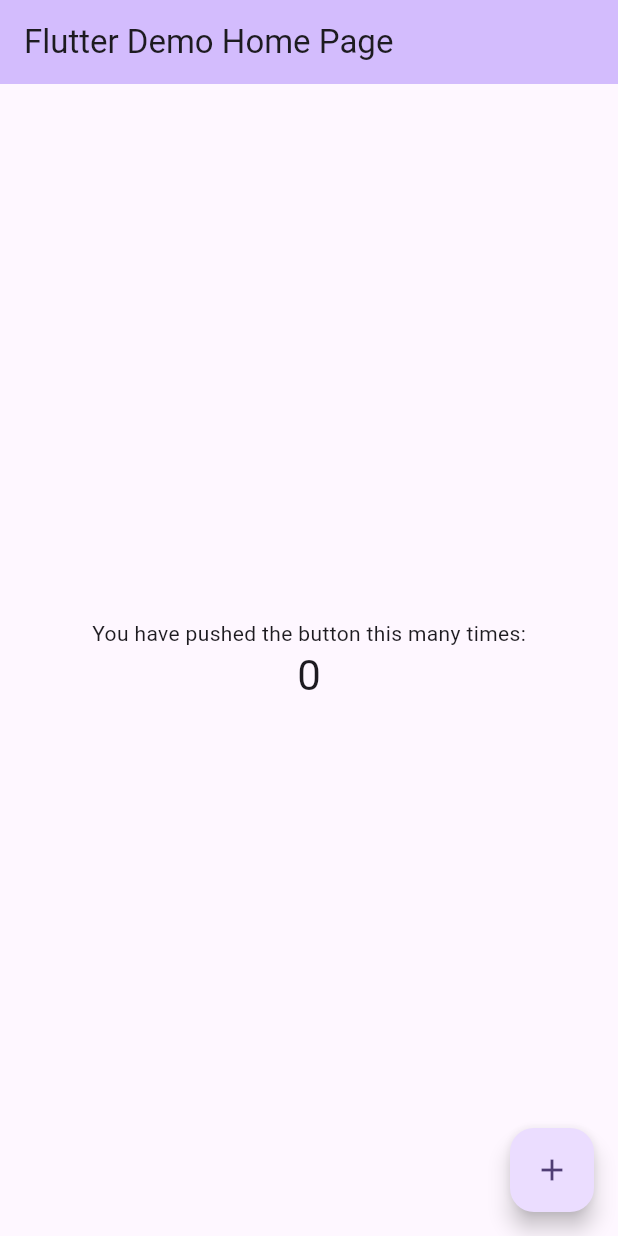
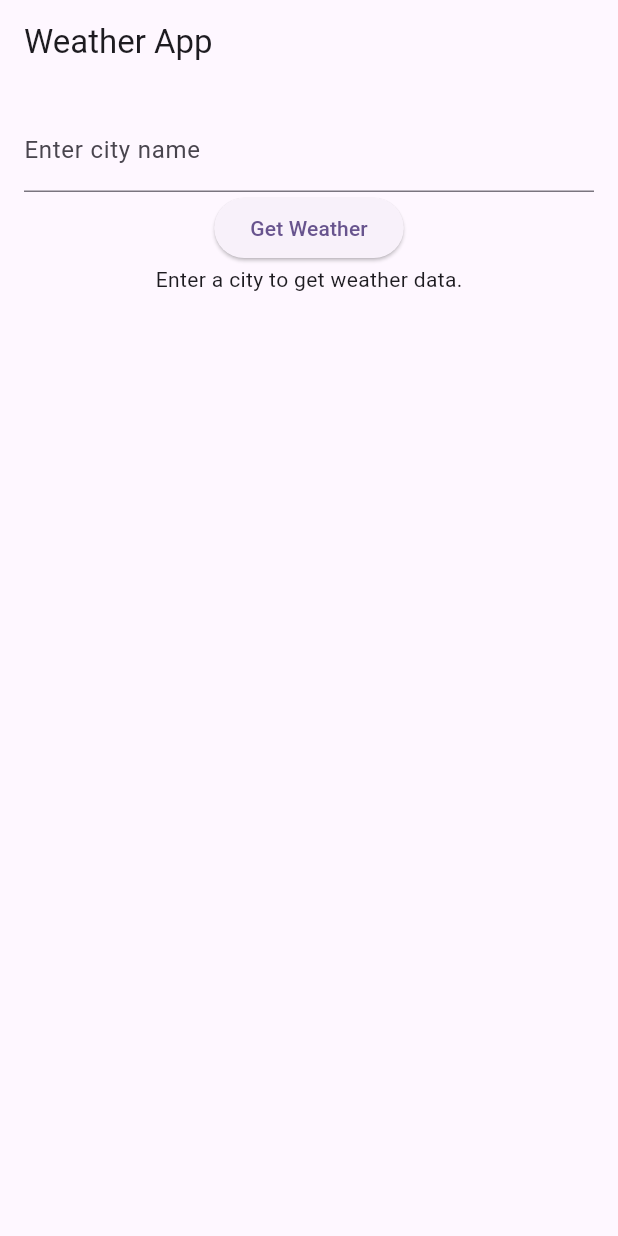
Before and after one commit to swapnil-up/weather_app, a Flutter app: the screen it shows after launch, on a phone screen of 412 x 824 dp. Run offline on Flutter 3.47's test engine with Material 3 defaults, Android fonts, the phone set to English and light mode, and no system bars; our stand-ins replace flutter_dotenv.

Commit message:
Getting temp and description from the weatherapi.

```diff
--- a/lib/main.dart
+++ b/lib/main.dart
@@ -1,7 +1,21 @@
 import 'package:flutter/material.dart';
+import 'package:flutter_dotenv/flutter_dotenv.dart';
+import 'package:provider/provider.dart';
+import 'package:weather_app/providers/weather_provider.dart';
+import 'package:weather_app/screens/home_screen.dart';
 
-void main() {
-  runApp(const MyApp());
+void main() async {
+  await dotenv.load(fileName: ".env");
+  runApp(
+    MultiProvider(
+      providers: [
+        ChangeNotifierProvider(
+          create: (_) => WeatherProvider(),
+        ),
+      ],
+      child: const MyApp(),
+    ),
+  );
 }
 
 class MyApp extends StatelessWidget {
@@ -11,115 +25,12 @@ class MyApp extends StatelessWidget {
   @override
   Widget build(BuildContext context) {
     return MaterialApp(
-      title: 'Flutter Demo',
+      title: 'Weather App',
       theme: ThemeData(
-        // This is the theme of your application.
-        //
-        // TRY THIS: Try running your application with "flutter run". You'll see
-        // the application has a purple toolbar. Then, without quitting the app,
-        // try changing the seedColor in the colorScheme below to Colors.green
-        // and then invoke "hot reload" (save your changes or press the "hot
-        // reload" button in a Flutter-supported IDE, or press "r" if you used
-        // the command line to start the app).
-        //
-        // Notice that the counter didn't reset back to zero; the application
-        // state is not lost during the reload. To reset the state, use hot
-        // restart instead.
-        //
-        // This works for code too, not just values: Most code changes can be
-        // tested with just a hot reload.
         colorScheme: ColorScheme.fromSeed(seedColor: Colors.deepPurple),
         useMaterial3: true,
       ),
-      home: const MyHomePage(title: 'Flutter Demo Home Page'),
+      home: HomeScreen(),
     );
   }
 }
-
-class MyHomePage extends StatefulWidget {
-  const MyHomePage({super.key, required this.title});
-
-  // This widget is the home page of your application. It is stateful, meaning
-  // that it has a State object (defined below) that contains fields that affect
-  // how it looks.
-
-  // This class is the configuration for the state. It holds the values (in this
-  // case the title) provided by the parent (in this case the App widget) and
-  // used by the build method of the State. Fields in a Widget subclass are
-  // always marked "final".
-
-  final String title;
-
-  @override
-  State<MyHomePage> createState() => _MyHomePageState();
-}
-
-class _MyHomePageState extends State<MyHomePage> {
-  int _counter = 0;
-
-  void _incrementCounter() {
-    setState(() {
-      // This call to setState tells the Flutter framework that something has
-      // changed in this State, which causes it to rerun the build method below
-      // so that the display can reflect the updated values. If we changed
-      // _counter without calling setState(), then the build method would not be
-      // called again, and so nothing would appear to happen.
-      _counter++;
-    });
-  }
-
-  @override
-  Widget build(BuildContext context) {
-    // This method is rerun every time setState is called, for instance as done
-    // by the _incrementCounter method above.
-    //
-    // The Flutter framework has been optimized to make rerunning build methods
-    // fast, so that you can just rebuild anything that needs updating rather
-    // than having to individually change instances of widgets.
-    return Scaffold(
-      appBar: AppBar(
-        // TRY THIS: Try changing the color here to a specific color (to
-        // Colors.amber, perhaps?) and trigger a hot reload to see the AppBar
-        // change color while the other colors stay the same.
-        backgroundColor: Theme.of(context).colorScheme.inversePrimary,
-        // Here we take the value from the MyHomePage object that was created by
-        // the App.build method, and use it to set our appbar title.
-        title: Text(widget.title),
-      ),
-      body: Center(
-        // Center is a layout widget. It takes a single child and positions it
-        // in the middle of the parent.
-        child: Column(
-          // Column is also a layout widget. It takes a list of children and
-          // arranges them vertically. By default, it sizes itself to fit its
-          // children horizontally, and tries to be as tall as its parent.
-          //
-          // Column has various properties to control how it sizes itself and
-          // how it positions its children. Here we use mainAxisAlignment to
-          // center the children vertically; the main axis here is the vertical
-          // axis because Columns are vertical (the cross axis would be
-          // horizontal).
-          //
-          // TRY THIS: Invoke "debug painting" (choose the "Toggle Debug Paint"
-          // action in the IDE, or press "p" in the console), to see the
-          // wireframe for each widget.
-          mainAxisAlignment: MainAxisAlignment.center,
-          children: <Widget>[
-            const Text(
-              'You have pushed the button this many times:',
-            ),
-            Text(
-              '$_counter',
-              style: Theme.of(context).textTheme.headlineMedium,
-            ),
-          ],
-        ),
-      ),
-      floatingActionButton: FloatingActionButton(
-        onPressed: _incrementCounter,
-        tooltip: 'Increment',
-        child: const Icon(Icons.add),
-      ), // This trailing comma makes auto-formatting nicer for build methods.
-    );
-  }
-}
--- /dev/null
+++ b/lib/models/weather.dart
@@ -0,0 +1,16 @@
+class Weather {
+  final double temperature;
+  final String description;
+
+  Weather({
+    required this.temperature,
+    required this.description,
+  });
+
+  factory Weather.fromJson(Map<String, dynamic> json) {
+    return Weather(
+      temperature: json['current']['temp_c'],
+      description: json['current']['condition']['text'],
+    );
+  }
+}
--- /dev/null
+++ b/lib/providers/weather_provider.dart
@@ -0,0 +1,27 @@
+import 'package:flutter/material.dart';
+import 'package:weather_app/models/weather.dart';
+import 'package:weather_app/services/weather_service.dart';
+
+class WeatherProvider with ChangeNotifier {
+  Weather? _weather;
+  bool _isLoading = false;
+
+  Weather? get weather => _weather;
+  bool get isLoading => _isLoading;
+
+  final WeatherService _weatherService = WeatherService();
+
+  Future<void> getWeather(String city) async {
+    _isLoading = true;
+    notifyListeners();
+
+    try {
+      _weather = await _weatherService.fetchWeather(city);
+    } catch (e) {
+      print("Error fetching weather: $e");
+    } finally {
+      _isLoading = false;
+      notifyListeners();
+    }
+  }
+}
--- /dev/null
+++ b/lib/screens/home_screen.dart
@@ -0,0 +1,49 @@
+import 'package:flutter/material.dart';
+import 'package:provider/provider.dart';
+import '../providers/weather_provider.dart';
+
+class HomeScreen extends StatelessWidget {
+  final TextEditingController _cityController = TextEditingController();
+
+  @override
+  Widget build(BuildContext context) {
+    final weatherProvider = Provider.of<WeatherProvider>(context);
+
+    return Scaffold(
+      appBar: AppBar(title: Text("Weather App")),
+      body: Padding(
+        padding: const EdgeInsets.all(16.0),
+        child: Column(
+          children: [
+            TextField(
+              controller: _cityController,
+              decoration: InputDecoration(labelText: "Enter city name"),
+            ),
+            ElevatedButton(
+              onPressed: () {
+                weatherProvider.getWeather(_cityController.text);
+              },
+              child: Text("Get Weather"),
+            ),
+            weatherProvider.isLoading
+                ? CircularProgressIndicator()
+                : weatherProvider.weather != null
+                    ? Column(
+                        children: [
+                          Text(
+                            "Temperature: ${weatherProvider.weather!.temperature}°C",
+                            style: TextStyle(fontSize: 24),
+                          ),
+                          Text(
+                            "Description: ${weatherProvider.weather!.description}",
+                            style: TextStyle(fontSize: 18),
+                          ),
+                        ],
+                      )
+                    : Text("Enter a city to get weather data."),
+          ],
+        ),
+      ),
+    );
+  }
+}
--- /dev/null
+++ b/lib/services/weather_service.dart
@@ -0,0 +1,19 @@
+import 'dart:convert';
+
+import 'package:flutter_dotenv/flutter_dotenv.dart';
+import 'package:weather_app/models/weather.dart';
+import 'package:http/http.dart' as http;
+
+class WeatherService{
+  final String baseUrl= 'http://api.weatherapi.com/v1';
+
+  Future<Weather> fetchWeather(String city) async {
+    final response = await http.get(Uri.parse('$baseUrl/current.json?key=${dotenv.env['WEATHER_API_KEY']}&q=$city&aqi=no'));
+
+  if (response.statusCode==200){
+    return Weather.fromJson(json.decode(response.body));
+  }else{
+    throw Exception('Failed to load weather');
+  }
+  }
+}
```
Also changed, not shown: pubspec.yaml (+7 -5 lines), pubspec.lock, 1 other file.
